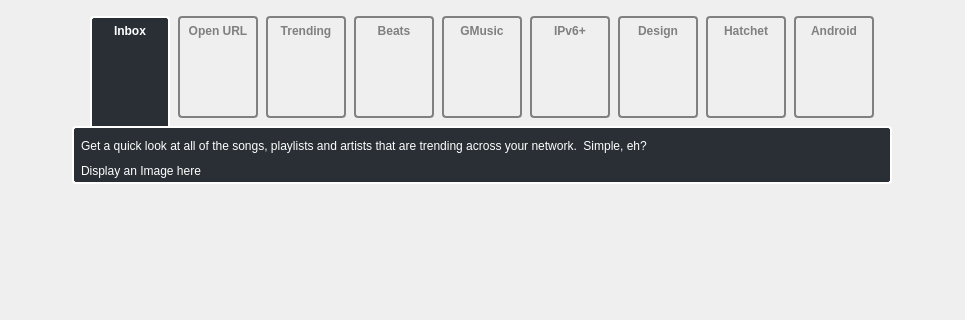
The window that src/viewpages/whatsnew_0_8/WhatsNewWidget_0_8.ui (tomahawk-player/tomahawk) describes before a commit, drawn with Qt 5; both pictures show x 0 to 965 and y 0 to 320 of the 965 by 616 pixel window.
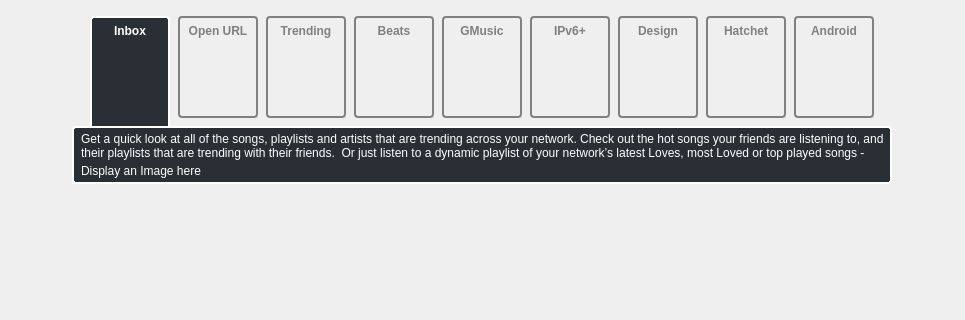
The same window after the commit. The open tabs and pages were chosen to show the change. Custom widgets are drawn as their Qt base class.

Commit message: [whatsnew] Add Trending text

What changed in the file:
```diff
--- a/src/viewpages/whatsnew_0_8/WhatsNewWidget_0_8.ui
+++ b/src/viewpages/whatsnew_0_8/WhatsNewWidget_0_8.ui
@@ -848,7 +848,7 @@
                </sizepolicy>
               </property>
               <property name="text">
-               <string>Get a quick look at all of the songs, playlists and artists that are trending across your network.  Simple, eh?</string>
+               <string>Get a quick look at all of the songs, playlists and artists that are trending across your network. Check out the hot songs your friends are listening to, and their playlists that are trending with their friends.  Or just listen to a dynamic playlist of your network’s latest Loves, most Loved or top played songs - from last week to all-time. </string>
               </property>
               <property name="scaledContents">
                <bool>false</bool>
```
